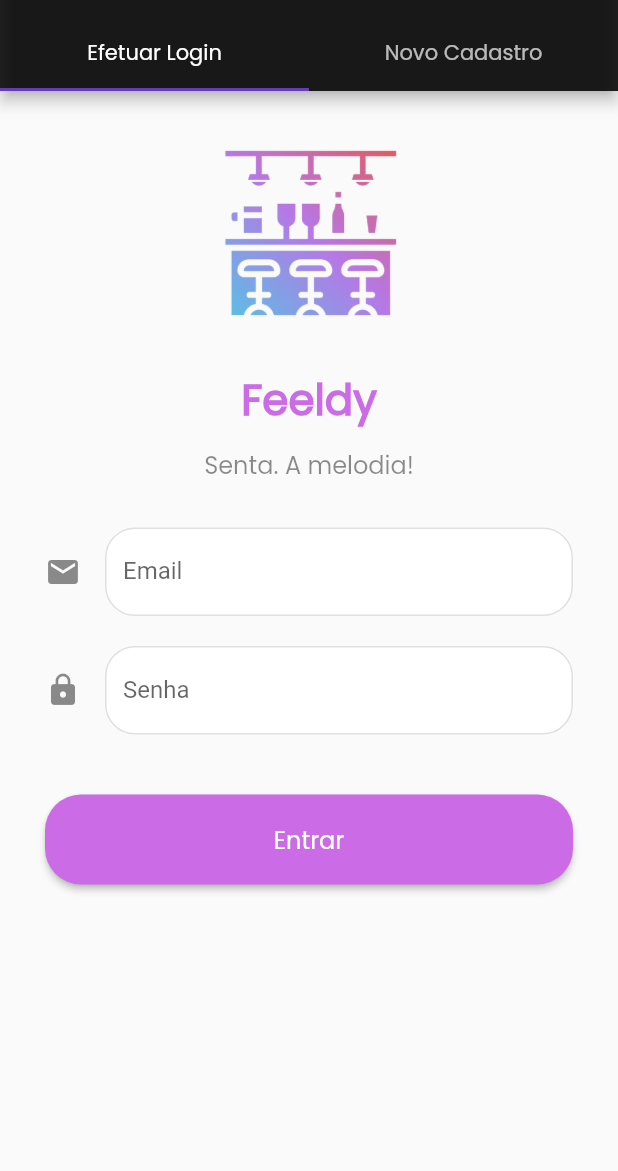
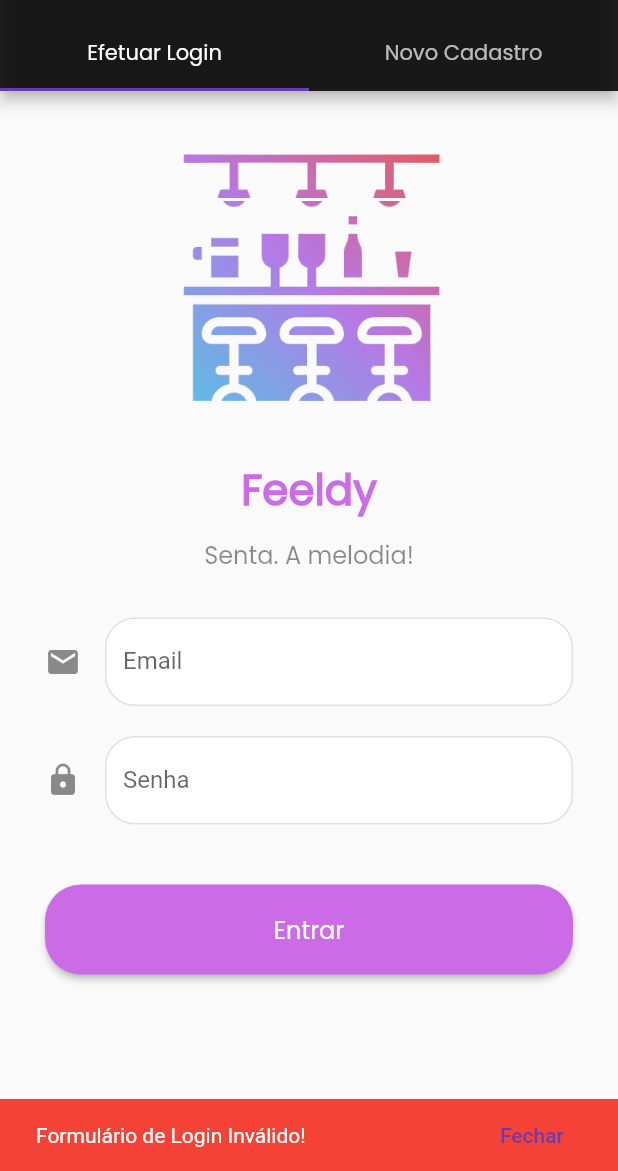
Before and after one commit to MatheusSiqs/Feldy, a Flutter app: the screen it shows after launch, after a tap on "Entrar", on a phone screen of 412 x 824 dp, the part 65-1236 px from its top. Run offline on Flutter 3.47's test engine with Material 2 defaults, Android fonts, the phone set to English and light mode, and no system bars; our stand-ins replace cached_network_image, firebase_auth, firebase_core, flutter_bloc; missing offline and left inert: dart:js_interop; accounts and stored records are empty.

Commit message:
implements create in firebase and login

```diff
--- a/lib/Screens/login_screen.dart
+++ b/lib/Screens/login_screen.dart
@@ -1,24 +1,33 @@
+import 'package:feldy/model/login_model.dart';
 import 'package:flutter/material.dart';
 import 'package:flutter_bloc/flutter_bloc.dart';
 import '../bloc/auth_bloc.dart';
 
-class LoginScreen extends StatelessWidget {
+class LoginScreen extends StatefulWidget {
   const LoginScreen({Key? key}) : super(key: key);
 
   @override
+  State<StatefulWidget> createState() {
+    return LoginScreenState();
+  }
+}
+
+class LoginScreenState extends State<LoginScreen> {
+  final LoginData loginData = LoginData(email: "", password: "");
+
+  GlobalKey<FormState> formKey = GlobalKey<FormState>();
+
+  @override
   Widget build(BuildContext context) {
-    GlobalKey<FormState> formkey = GlobalKey();
-    String username = "";
-    String password = "";
     return Center(
       child: Form(
-          key: formkey,
+          key: formKey,
           child: Column(
             children: <Widget>[
               Container(
                 margin: const EdgeInsets.only(top: 35, bottom: 30),
-                width: 120.0,
-                height: 120.0,
+                width: 180.0,
+                height: 180.0,
                 decoration: const BoxDecoration(
                   image: DecorationImage(
                     image: AssetImage('assets/img/feeldy.png'),
@@ -75,7 +84,7 @@ class LoginScreen extends StatelessWidget {
       keyboardType: TextInputType.number,
       validator: (String? value) {},
       onSaved: (String? value) {
-        // loginData.email = value ?? "";
+        loginData.email = value ?? "";
       },
       decoration: const InputDecoration(
           labelText: 'Email',
@@ -98,7 +107,7 @@ class LoginScreen extends StatelessWidget {
       keyboardType: TextInputType.text,
       validator: (String? value) {},
       onSaved: (String? value) {
-        // loginData.password = value ?? "";
+        loginData.password = value ?? "";
       },
       decoration: const InputDecoration(
         labelText: 'Senha',
@@ -125,7 +134,23 @@ class LoginScreen extends StatelessWidget {
     return SizedBox(
       width: double.infinity,
       child: ElevatedButton(
-          onPressed: () {},
+          onPressed: () {
+            if (!loginData.validForm(loginData)) {
+              ScaffoldMessenger.of(context).showSnackBar(SnackBar(
+                content: const Text(
+                  'Formulário de Login Inválido!',
+                  style: TextStyle(color: Colors.white),
+                ),
+                backgroundColor: Colors.red,
+                action: SnackBarAction(
+                  label: 'Fechar',
+                  onPressed: () {},
+                ),
+              ));
+            } else {
+              //
+            }
+          },
           style: ElevatedButton.styleFrom(
             minimumSize: const Size(double.infinity, 60),
             backgroundColor: const Color(0xFFcb6ce6),
--- /dev/null
+++ b/lib/model/login_model.dart
@@ -0,0 +1,18 @@
+class LoginData {
+  String email;
+  String password;
+
+  LoginData({required this.email, required this.password});
+
+  bool validForm(LoginData dataLogin) {
+    if (dataLogin.email.isEmpty) {
+      return false;
+    }
+
+    if (dataLogin.password.isEmpty) {
+      return false;
+    }
+
+    return true;
+  }
+}
```
Also changed, not shown: lib/Screens/profile_page.dart (+6 -15 lines), lib/Screens/register.dart (+25 -67 lines), lib/model/register_model.dart (added, +9 -0 lines).
